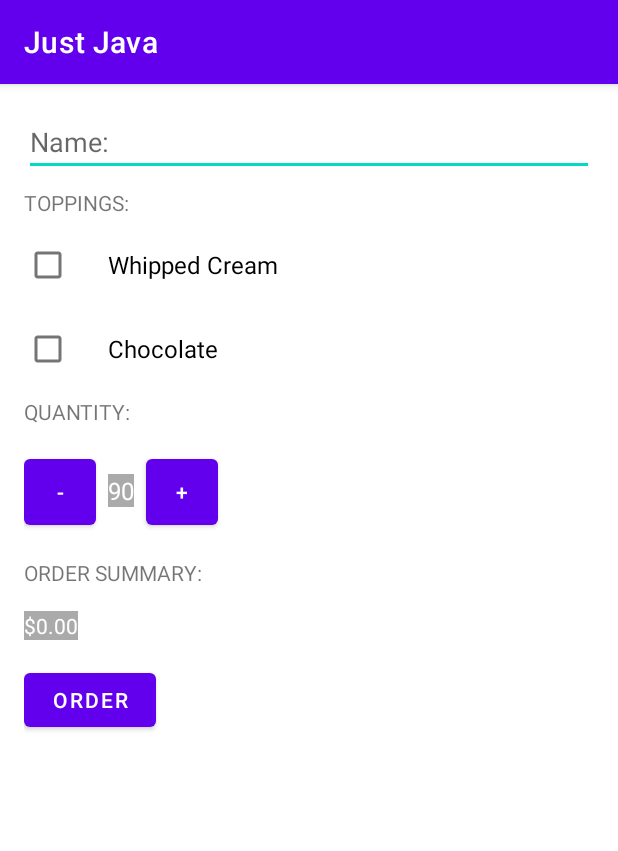
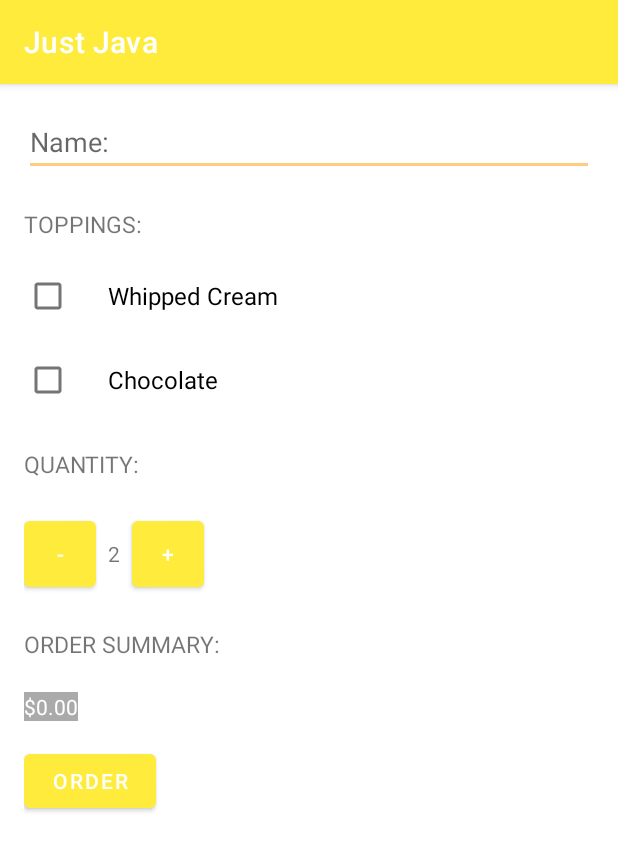
Before and after one commit to adiupd123/Just-Java, an Android app: the screen it shows after launch (MainActivity), after a tap on "ORDER", on a phone screen of 412 x 824 dp. Shown: the top 851 px of the screen. Run offline under Robolectric (Android 15) with nearby library versions, the phone set to English and light mode, and no system bars.

Commit message:
Added colors to app's views

```diff
--- a/app/src/main/java/com/example/justjava/MainActivity.java
+++ b/app/src/main/java/com/example/justjava/MainActivity.java
@@ -11,13 +11,15 @@ import android.widget.Toast;
 
 import androidx.appcompat.app.AppCompatActivity;
 
+import java.text.NumberFormat;
+
 
 /**
  * This app displays an order form to order coffee.
  */
 public class MainActivity extends AppCompatActivity {
 
-    int quantity = 90;
+    int quantity = 2;
 
     @Override
     protected void onCreate(Bundle savedInstanceState) {
@@ -115,11 +117,11 @@ public class MainActivity extends AppCompatActivity {
      * @return String containing Order Details
      */
     private String createOrderSummary(String name, int totalPrice, boolean addedWhippedCream, boolean addedChocolate){
-        String message = getResources().getString(R.string.custName) + name +
-                "\n" + getResources().getString(R.string.quesWhippedCream) + addedWhippedCream +
-                "\n" + getResources().getString(R.string.quesChocolate) + addedChocolate +
-                "\n" + getResources().getString(R.string.quantity) + quantity +
-                "\n" + getResources().getString(R.string.total) + totalPrice +
+         String message = getResources().getString(R.string.registeredName, name) +
+                "\n" + getResources().getString(R.string.quesWhippedCream, addedWhippedCream) +
+                "\n" + getResources().getString(R.string.quesChocolate,addedChocolate) +
+                "\n" + getResources().getString(R.string.registeredQty, quantity)  +
+                "\n" + getResources().getString(R.string.total, NumberFormat.getCurrencyInstance().format(totalPrice)) +
                 "\n" + getResources().getString(R.string.greeting);
         return message;
     }
--- a/app/src/main/res/layout/activity_main.xml
+++ b/app/src/main/res/layout/activity_main.xml
@@ -19,11 +19,8 @@
 
         <TextView
             android:id="@+id/toppingsHeader_textView"
-            android:layout_width="wrap_content"
-            android:layout_height="wrap_content"
-            android:layout_marginBottom="8dp"
-            android:text="@string/toppings"
-            android:textAllCaps="true"/>
+            style="@style/HeaderTextStyle"
+            android:text="@string/toppings"/>
 
         <CheckBox
             android:id="@+id/whippedCream_checkBox"
@@ -45,11 +42,8 @@
 
         <TextView
             android:id="@+id/quantityHeader_textView"
-            android:layout_width="wrap_content"
-            android:layout_height="wrap_content"
-            android:layout_marginBottom="8dp"
-            android:text="@string/quantity"
-            android:textAllCaps="true" />
+            style="@style/HeaderTextStyle"
+            android:text="@string/qty" />
 
         <LinearLayout
             android:layout_width="match_parent"
@@ -71,10 +65,7 @@
                 android:layout_height="wrap_content"
                 android:layout_marginLeft="8dp"
                 android:layout_marginRight="8dp"
-                android:background="@android:color/darker_gray"
-                android:text="90"
-                android:textColor="@android:color/white"
-                android:textSize="16sp" />
+                android:text="2" />
 
             <Button
                 android:id="@+id/increment_button"
@@ -88,12 +79,8 @@
 
         <TextView
             android:id="@+id/orderSummaryHeader_textView"
-            android:layout_width="wrap_content"
-            android:layout_height="wrap_content"
-            android:layout_marginTop="8dp"
-            android:layout_marginBottom="8dp"
-            android:text="@string/orderSummary"
-            android:textAllCaps="true" />
+            style="@style/HeaderTextStyle"
+            android:text="@string/orderSummary" />
 
         <TextView
             android:id="@+id/orderSummary_textView"
--- a/app/src/main/res/values-night/themes.xml
+++ b/app/src/main/res/values-night/themes.xml
@@ -2,12 +2,12 @@
     <!-- Base application theme. -->
     <style name="Theme.JustJava" parent="Theme.MaterialComponents.DayNight.DarkActionBar">
         <!-- Primary brand color. -->
-        <item name="colorPrimary">@color/purple_200</item>
-        <item name="colorPrimaryVariant">@color/purple_700</item>
+        <item name="colorPrimary">@color/amber_200</item>
+        <item name="colorPrimaryVariant">@color/amber_700</item>
         <item name="colorOnPrimary">@color/white</item>
         <!-- Secondary brand color. -->
-        <item name="colorSecondary">@color/teal_200</item>
-        <item name="colorSecondaryVariant">@color/teal_200</item>
+        <item name="colorSecondary">@color/deep_orange_200</item>
+        <item name="colorSecondaryVariant">@color/deep_orange_700</item>
         <item name="colorOnSecondary">@color/white</item>
         <!-- Status bar color. -->
         <item name="android:statusBarColor" tools:targetApi="l">?attr/colorPrimaryVariant</item>
--- a/app/src/main/res/values/colors.xml
+++ b/app/src/main/res/values/colors.xml
@@ -1,10 +1,15 @@
 <?xml version="1.0" encoding="utf-8"?>
 <resources>
-    <color name="purple_200">#FFBB86FC</color>
-    <color name="purple_500">#FF6200EE</color>
-    <color name="purple_700">#FF3700B3</color>
-    <color name="teal_200">#FF03DAC5</color>
-    <color name="teal_700">#FF018786</color>
+    <color name="yellow_200">#FFF59D</color>
+    <color name="yellow_500">#FFEB3B</color>
+    <color name="yellow_700">#FBC02D</color>
+    <color name="amber_200">#FFE082</color>
+    <color name="amber_500">#FFC107</color>
+    <color name="amber_700">#FFA000</color>
+    <color name="orange_200">#FFCC80</color>
+    <color name="orange_700">#F57C00</color>
+    <color name="deep_orange_200">#FFAB91</color>
+    <color name="deep_orange_700">#E64A19</color>
     <color name="black">#FF000000</color>
     <color name="white">#FFFFFFFF</color>
 </resources>
--- a/app/src/main/res/values/strings.xml
+++ b/app/src/main/res/values/strings.xml
@@ -1,17 +1,19 @@
-<resources>
+<resources xmlns:xliff="urn:oasis:names:tc:xliff:document:1.2">
     <string name="app_name">Just Java</string>
     <string name="custName">Name:</string>
     <string name="toppings">Toppings:</string>
     <string name="whippedCream">Whipped Cream</string>
     <string name="chocolate">Chocolate</string>
-    <string name="quantity">"Quantity: "</string>
+    <string name="qty">Quantity:</string>
     <string name="orderSummary">Order Summary:</string>
     <string name="order">Order</string>
     <string name="upperCoffeeLimit">You can\'t order more than 100 coffee!</string>
     <string name="lowerCoffeeLimit">You can\'t order less than 1 coffee!</string>
-    <string name="quesWhippedCream">"Add Whipped Cream? "</string>
-    <string name="quesChocolate">"Add Chocolate? "</string>
-    <string name="total">Total: $</string>
+    <string name="quesWhippedCream">"Add Whipped Cream? <xliff:g id="creamOption" example="true">%b</xliff:g> "</string>
+    <string name="quesChocolate">"Add Chocolate? <xliff:g id="chocoOption" example="true">%b</xliff:g> "</string>
+    <string name="total">Total: <xliff:g id="totalAmt" example="$90">%s</xliff:g></string>
     <string name="greeting">Thank You!</string>
+    <string name="registeredName">Name: <xliff:g id="name" example="Abc">%s</xliff:g></string>
+    <string name="registeredQty">Quantity: <xliff:g id="quant" example="10">%d</xliff:g></string>
 
 </resources>
--- /dev/null
+++ b/app/src/main/res/values/styles.xml
@@ -0,0 +1,17 @@
+<?xml version="1.0" encoding="utf-8"?>
+
+<resources>
+    <!-- firstStyle for learning Style-->
+    <style name="firstStyle">
+        <item name="android:textSize">24sp</item>
+        <item name="android:textColor">#9900B1</item>
+        <item name="android:textStyle">italic</item>
+    </style>
+    <style name="HeaderTextStyle">
+        <item name="android:layout_width">wrap_content</item>
+        <item name="android:layout_height">48dp</item>
+        <item name="android:gravity">center_vertical</item>
+        <item name="android:textAllCaps">true</item>
+        <item name="android:textSize">15sp</item>
+    </style>
+</resources>
--- a/app/src/main/res/values/themes.xml
+++ b/app/src/main/res/values/themes.xml
@@ -2,13 +2,13 @@
     <!-- Base application theme. -->
     <style name="Theme.JustJava" parent="Theme.MaterialComponents.DayNight.DarkActionBar">
         <!-- Primary brand color. -->
-        <item name="colorPrimary">@color/purple_500</item>
-        <item name="colorPrimaryVariant">@color/purple_700</item>
+        <item name="colorPrimary">@color/yellow_500</item>
+        <item name="colorPrimaryVariant">@color/yellow_700</item>
         <item name="colorOnPrimary">@color/white</item>
         <!-- Secondary brand color. -->
-        <item name="colorSecondary">@color/teal_200</item>
-        <item name="colorSecondaryVariant">@color/teal_700</item>
-        <item name="colorOnSecondary">@color/black</item>
+        <item name="colorSecondary">@color/orange_200</item>
+        <item name="colorSecondaryVariant">@color/orange_700</item>
+        <item name="colorOnSecondary">@color/white</item>
         <!-- Status bar color. -->
         <item name="android:statusBarColor" tools:targetApi="l">?attr/colorPrimaryVariant</item>
         <!-- Customize your theme here. -->
```
Also changed, not shown: 1 other file.
